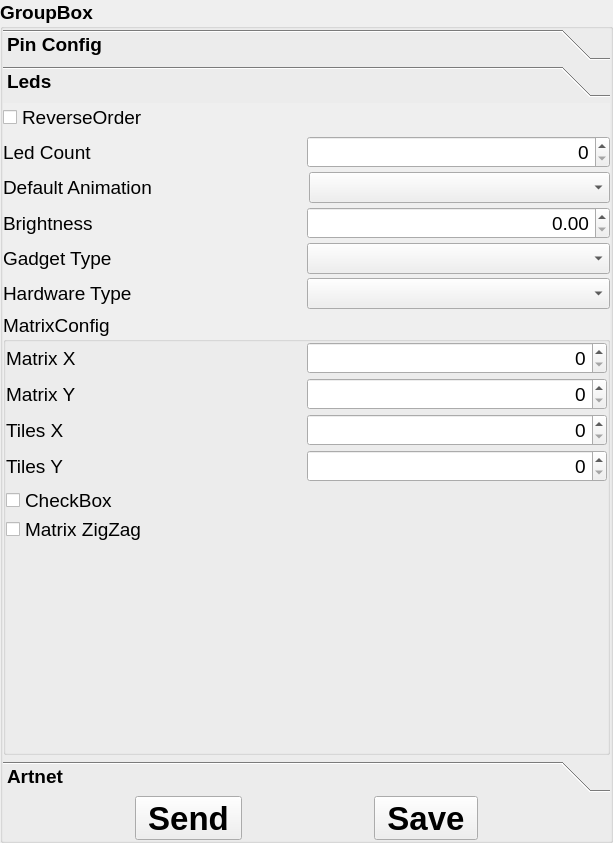
Old version of the form Apps/LedRemoteControl/editextrasettingsgroupbox.ui in the repository successbyfailure/libreLeds.
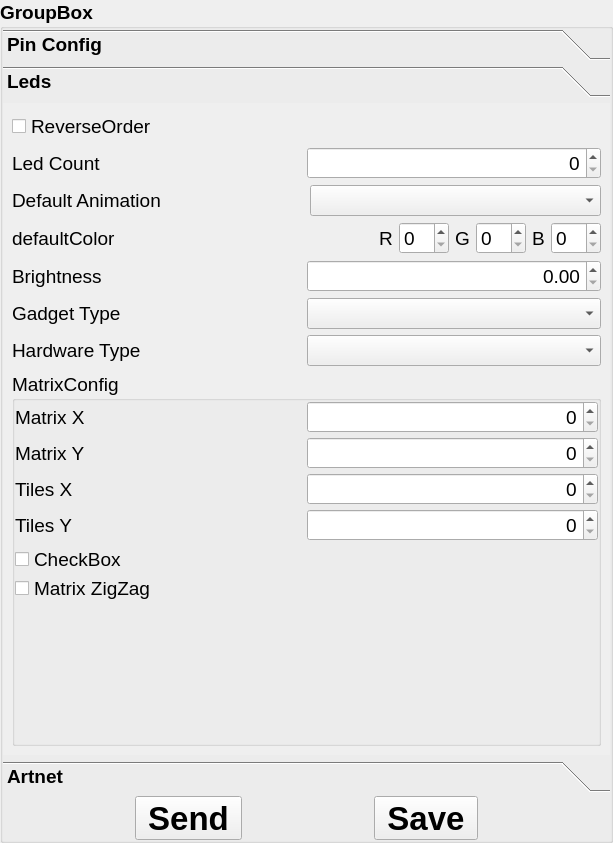
New version of the form.

Commit message: añadido Color por defecto a los settings

```diff
--- a/Apps/LedRemoteControl/editextrasettingsgroupbox.ui
+++ b/Apps/LedRemoteControl/editextrasettingsgroupbox.ui
@@ -586,28 +586,13 @@
         <x>0</x>
         <y>0</y>
         <width>607</width>
-        <height>648</height>
+        <height>652</height>
        </rect>
       </property>
       <attribute name="label">
        <string>Leds</string>
       </attribute>
-      <layout class="QVBoxLayout" name="verticalLayout_8">
-       <property name="spacing">
-        <number>4</number>
-       </property>
-       <property name="leftMargin">
-        <number>0</number>
-       </property>
-       <property name="topMargin">
-        <number>0</number>
-       </property>
-       <property name="rightMargin">
-        <number>0</number>
-       </property>
-       <property name="bottomMargin">
-        <number>0</number>
-       </property>
+      <layout class="QVBoxLayout" name="verticalLayout_5">
        <item>
         <widget class="QCheckBox" name="checkLedReverseOrder">
          <property name="font">
@@ -699,6 +684,105 @@
          </item>
         </layout>
        </item>
+       <item>
+        <layout class="QHBoxLayout" name="horizontalLayout_22">
+         <item>
+          <widget class="QLabel" name="label_21">
+           <property name="font">
+            <font>
+             <weight>50</weight>
+             <bold>false</bold>
+            </font>
+           </property>
+           <property name="text">
+            <string>defaultColor</string>
+           </property>
+          </widget>
+         </item>
+         <item>
+          <spacer name="horizontalSpacer">
+           <property name="orientation">
+            <enum>Qt::Horizontal</enum>
+           </property>
+           <property name="sizeHint" stdset="0">
+            <size>
+             <width>40</width>
+             <height>20</height>
+            </size>
+           </property>
+          </spacer>
+         </item>
+         <item>
+          <widget class="QLabel" name="label_22">
+           <property name="font">
+            <font>
+             <weight>50</weight>
+             <bold>false</bold>
+            </font>
+           </property>
+           <property name="text">
+            <string>R</string>
+           </property>
+          </widget>
+         </item>
+         <item>
+          <widget class="QSpinBox" name="spinR">
+           <property name="font">
+            <font>
+             <weight>50</weight>
+             <bold>false</bold>
+            </font>
+           </property>
+          </widget>
+         </item>
+         <item>
+          <widget class="QLabel" name="label_23">
+           <property name="font">
+            <font>
+             <weight>50</weight>
+             <bold>false</bold>
+            </font>
+           </property>
+           <property name="text">
+            <string>G</string>
+           </property>
+          </widget>
+         </item>
+         <item>
+          <widget class="QSpinBox" name="spinG">
+           <property name="font">
+            <font>
+             <weight>50</weight>
+             <bold>false</bold>
+            </font>
+           </property>
+          </widget>
+         </item>
+         <item>
+          <widget class="QLabel" name="label_24">
+           <property name="font">
+            <font>
+             <weight>50</weight>
+             <bold>false</bold>
+            </font>
+           </property>
+           <property name="text">
+            <string>B</string>
+           </property>
+          </widget>
+         </item>
+         <item>
+          <widget class="QSpinBox" name="spinB">
+           <property name="font">
+            <font>
+             <weight>50</weight>
+             <bold>false</bold>
+            </font>
+           </property>
+          </widget>
+         </item>
+        </layout>
+       </item>
        <item>
         <layout class="QHBoxLayout" name="horizontalLayout_15">
          <property name="spacing">
```
Left out of the diff: 4 changed lines with no effect on the pictures. The commit also changes 3 other files.
